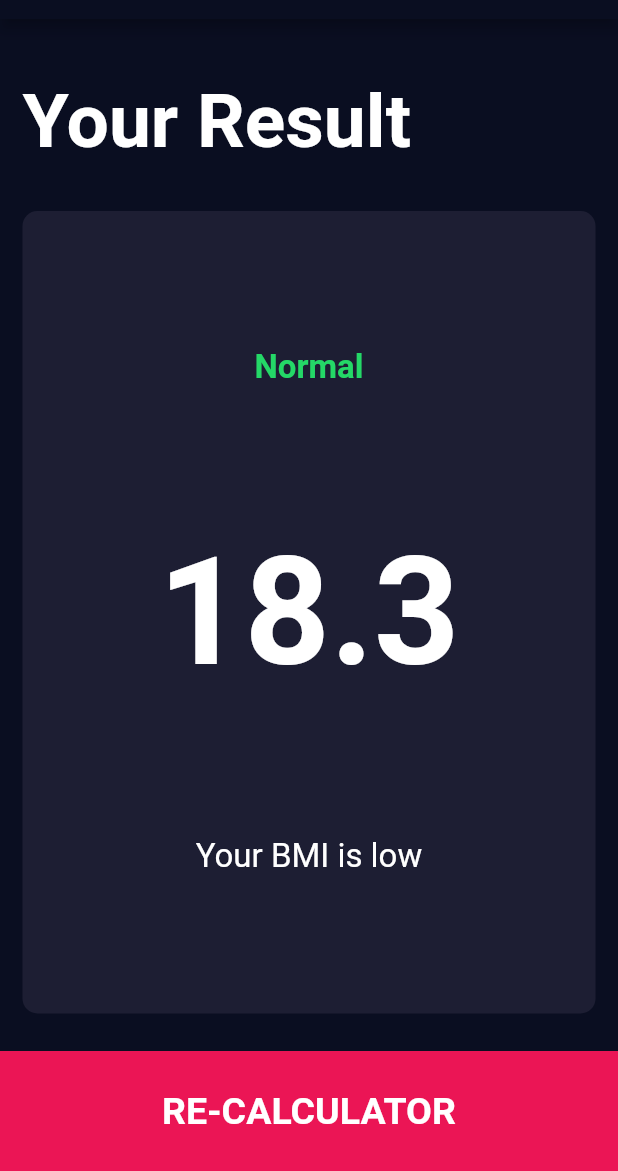
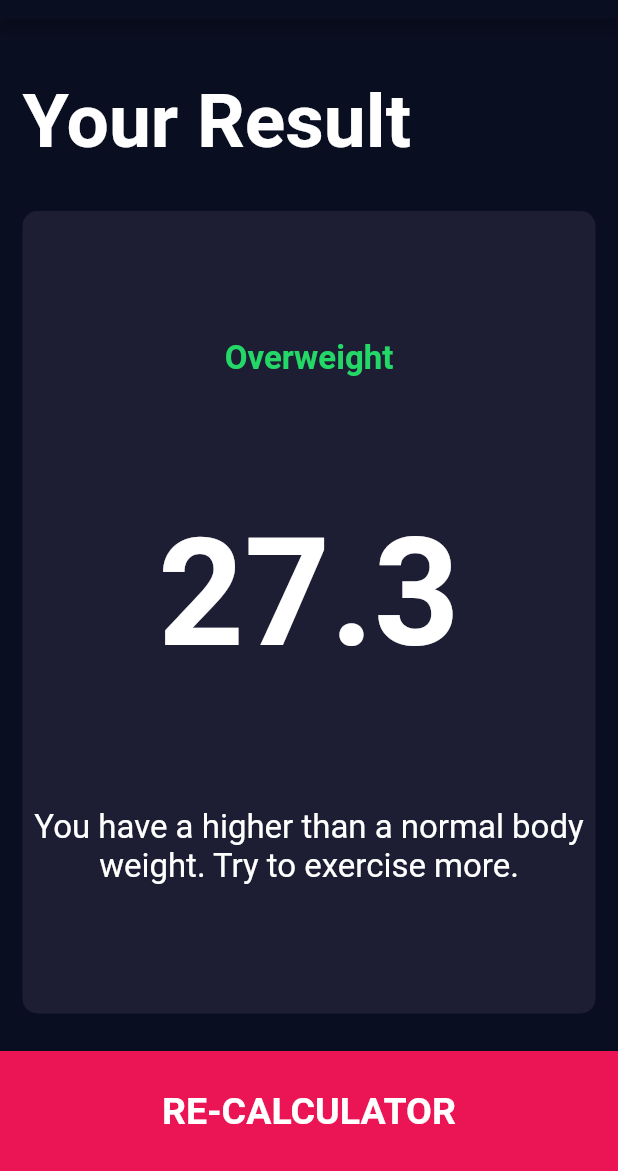
Before and after one commit to hho114/bmi_calculator, a Flutter app: the screen it shows after launch, after a tap on "CALCULATOR", on a phone screen of 412 x 824 dp, the part 65-1236 px from its top. Run offline on Flutter 3.47's test engine with Material 2 defaults, Android fonts, the phone set to English and light mode, and no system bars; our stand-ins replace font_awesome_flutter.

Commit message:
update calculator model and finish application

```diff
--- /dev/null
+++ b/lib/calculator.dart
@@ -0,0 +1,30 @@
+import 'dart:math';
+
+class Calculator {
+
+  Calculator({this.weight,this.height});
+
+  final int weight;
+  final int height;
+  double _bmi;//private variable
+
+  String getCalculatorBMI(){
+    _bmi = weight /pow(height/100, 2);//height /100 to convert to m
+  return _bmi.toStringAsFixed(1);
+  }
+
+  String getResult(){
+    return _bmi >= 30 ? 'Obese':_bmi >= 25 ? 'Overweight' : _bmi >= 18.5 ? 'Normal': 'Underweight';
+  }
+
+  String getInterpretation(){
+    return
+    _bmi >= 30
+    ? 'You have a obese body weight. Try to stricted exercise and have a stricted diet plan.'
+    :_bmi >= 25
+    ? 'You have a higher than a normal body weight. Try to exercise more.'
+    : _bmi >= 18.5
+    ? 'You have a normal body weight. Good job!'
+    : 'You have a lower than normal body weight. You can eat a bit more.';
+  }
+}
--- a/lib/views/input.dart
+++ b/lib/views/input.dart
@@ -1,3 +1,4 @@
+import 'package:bmi_calculator/calculator.dart';
 import 'package:bmi_calculator/components/bottom_button.dart';
 import 'package:bmi_calculator/components/constants.dart';
 import 'package:bmi_calculator/components/icon_content.dart';
@@ -22,7 +23,7 @@ class Input extends StatefulWidget {
 class _InputState extends State<Input> {
   Gender selectedGender;
   int height = 160;
-  int weight = 100;
+  int weight = 70;
   int age = 25;
 
   @override
@@ -135,10 +136,21 @@ class _InputState extends State<Input> {
                             'WEIGHT',
                             style: kLabelTextStyle,
                           ),
-                          Text(
+                          Row(
+                            mainAxisAlignment: MainAxisAlignment.center,
+                      crossAxisAlignment: CrossAxisAlignment.baseline,
+                      textBaseline: TextBaseline.alphabetic,
+                            children: <Widget>[
+                            Text(
                             weight.toString(),
                             style: kNumberTextStyle,
                           ),
+                          Text(
+                          'kg',
+                          style: kLabelTextStyle,
+                        ),
+                          ],),
+
                           Row(
                             mainAxisAlignment: MainAxisAlignment.center,
                             children: <Widget>[
@@ -212,7 +224,14 @@ class _InputState extends State<Input> {
                 ],
               ),
             ),
-             BottomButton(title: 'CALCULATOR',onPressed: ()=>Navigator.pushNamed(context, Result.id),)
+             BottomButton(title: 'CALCULATOR',onPressed: (){
+               Calculator calculator = Calculator(height: height, weight: weight);
+               Navigator.push(context, MaterialPageRoute(builder: (context) => Result(
+                 bmiResult: calculator.getCalculatorBMI(),
+                 resultText: calculator.getResult(),
+                 interpretation: calculator.getInterpretation(),
+               )));
+             },)
           ],
         ));
   }
--- a/lib/views/result.dart
+++ b/lib/views/result.dart
@@ -1,12 +1,16 @@
 import 'package:bmi_calculator/components/bottom_button.dart';
 import 'package:bmi_calculator/components/constants.dart';
 import 'package:bmi_calculator/components/reusable_card.dart';
-import 'package:bmi_calculator/views/input.dart';
 import 'package:flutter/material.dart';
 
 class Result extends StatelessWidget {
 
   static const String id = 'result';
+
+  Result({this.bmiResult,this.resultText,this.interpretation});
+  final String resultText;
+  final String bmiResult;
+  final String interpretation;
 
   @override
   Widget build(BuildContext context) {
@@ -30,9 +34,9 @@ class Result extends StatelessWidget {
               mainAxisAlignment: MainAxisAlignment.spaceEvenly,
               crossAxisAlignment: CrossAxisAlignment.center,
               children: <Widget>[
-                Text('Normal', style: kResultTextStyle,),
-                Text('18.3',style: kBMITextStyle,),
-                Text('Your BMI is low', style: kBodyTextStyle,textAlign: TextAlign.center,)
+                Text(resultText, style: kResultTextStyle,),
+                Text(bmiResult,style: kBMITextStyle,),
+                Text(interpretation, style: kBodyTextStyle,textAlign: TextAlign.center,)
 
             ],),),
           ),
```
